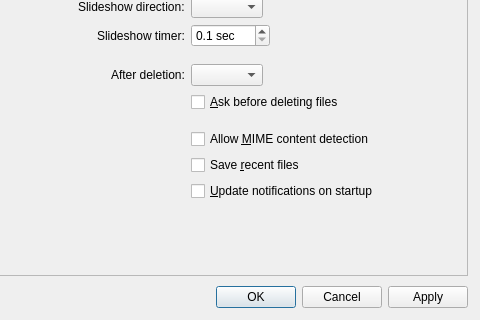
Before: the Qt Designer form src/qvoptionsdialog.ui in mohammad-alisafaee/qView, drawn with Qt 5; both pictures show x 180 to 660 and y 240 to 560 of the 660 by 560 pixel window.
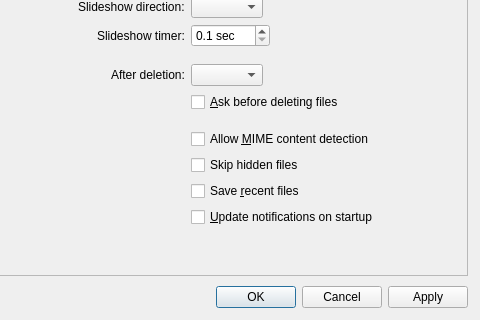
After: the same form once the commit is applied. The open tabs and pages were chosen to show the change.

Commit message: Option to skip hidden files

```diff
--- a/src/qvoptionsdialog.ui
+++ b/src/qvoptionsdialog.ui
@@ -663,7 +663,7 @@
            <x>0</x>
            <y>0</y>
            <width>482</width>
-           <height>475</height>
+           <height>498</height>
           </rect>
          </property>
          <property name="sizePolicy">
@@ -894,13 +894,23 @@
            </widget>
           </item>
           <item row="16" column="1">
+           <widget class="QCheckBox" name="skipHiddenCheckbox">
+            <property name="toolTip">
+             <string>May be slow with network folders</string>
+            </property>
+            <property name="text">
+             <string>Skip hidden files</string>
+            </property>
+           </widget>
+          </item>
+          <item row="17" column="1">
            <widget class="QCheckBox" name="saveRecentsCheckbox">
             <property name="text">
              <string>Save &amp;recent files</string>
             </property>
            </widget>
           </item>
-          <item row="17" column="1">
+          <item row="18" column="1">
            <widget class="QCheckBox" name="updateCheckbox">
             <property name="text">
              <string extracomment="The notifications are for new qView releases">&amp;Update notifications on startup</string>
```
The commit also changes 4 other files.
